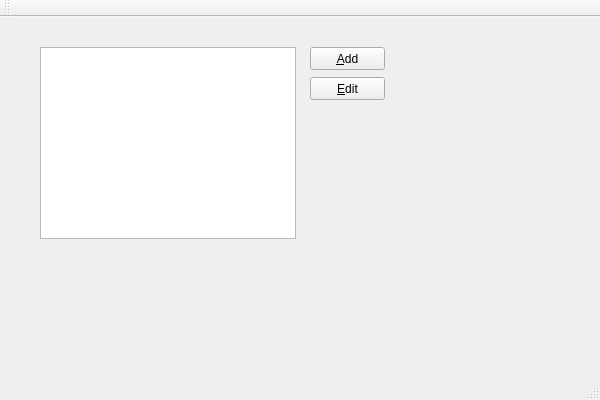
First picture: the form in source/mainwindow.ui, repository martin-kudlicka/compact-ntfs, before the edit.
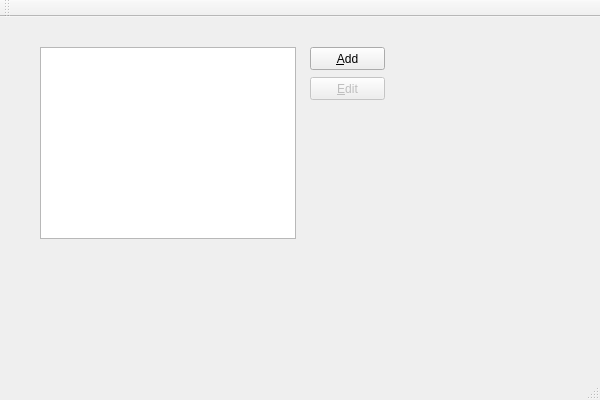
Second picture: the form after the edit.

Commit message: + enable/disable edit button

Patch:
```diff
--- a/source/mainwindow.ui
+++ b/source/mainwindow.ui
@@ -44,6 +44,9 @@
     </property>
    </widget>
    <widget class="QPushButton" name="locationEdit">
+    <property name="enabled">
+     <bool>false</bool>
+    </property>
     <property name="geometry">
      <rect>
       <x>310</x>
```
The commit also changes 2 other files.
